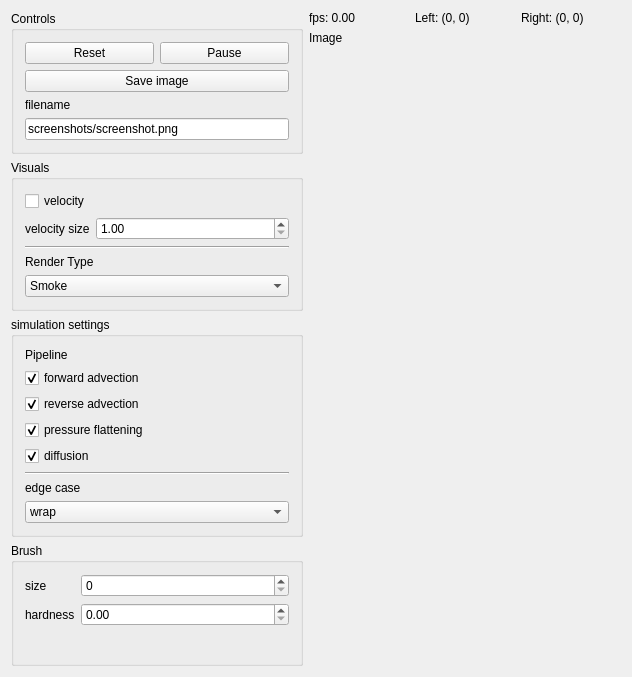
Above: mainwindow.ui from loosstef/grid-based-fluid-simulator before the change. Below: the same form after it.
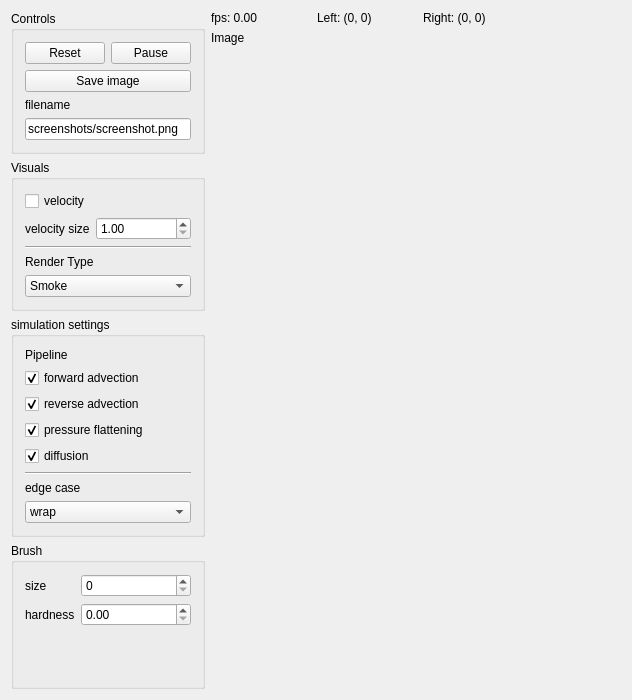
That is the form after the change. Custom widgets are drawn as their Qt base class.

Patch:
```diff
--- a/mainwindow.ui
+++ b/mainwindow.ui
@@ -10,7 +10,7 @@
     <x>0</x>
     <y>0</y>
     <width>632</width>
-    <height>677</height>
+    <height>700</height>
    </rect>
   </property>
   <property name="sizePolicy">
@@ -29,7 +29,7 @@
      <height>0</height>
     </size>
    </property>
-   <layout class="QHBoxLayout" name="horizontalLayout_3" stretch="0,0">
+   <layout class="QHBoxLayout" name="horizontalLayout_3" stretch="0,1">
     <item>
      <layout class="QVBoxLayout" name="verticalLayout" stretch="0,0,0,1">
       <item>
```
